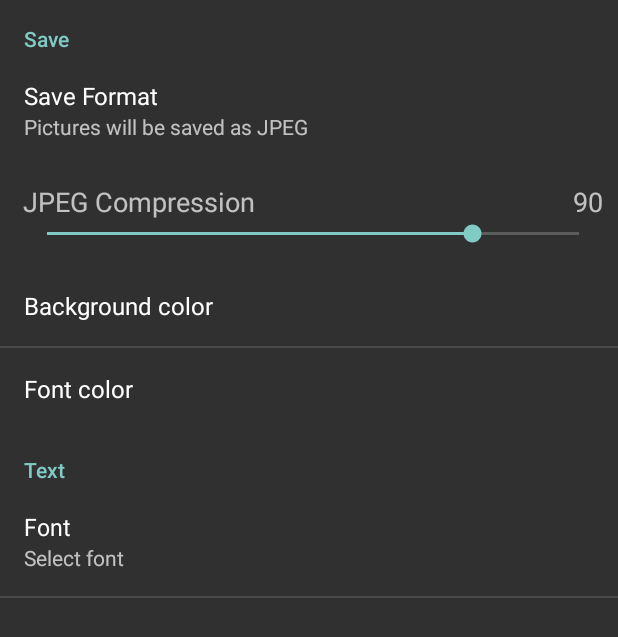
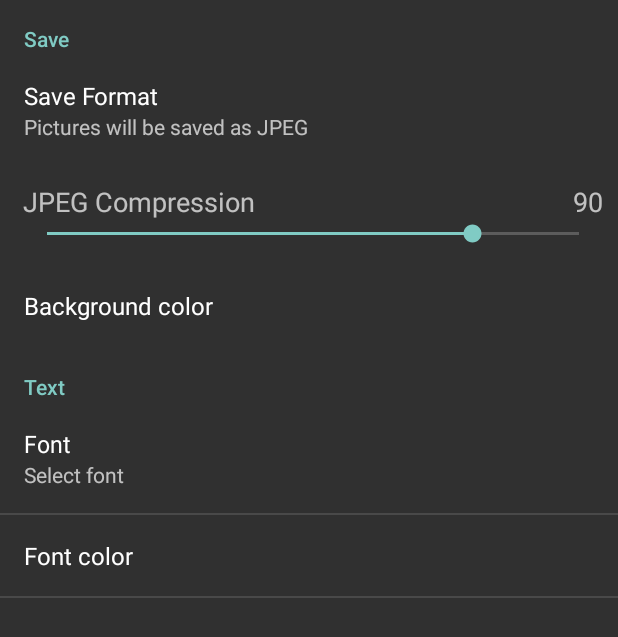
Before and after one commit to prrt714/UFrame, an Android app: the Prefs screen opened directly, with no data from a screen before it, on a phone screen of 412 x 824 dp. Shown: the top 637 px of the screen. Run offline under Robolectric (Android 15) with nearby library versions, the phone set to English and light mode, and no system bars.

Commit message:
[x] font color preference moved to to the text category [+] straighten option

```diff
--- a/app/src/main/AndroidManifest.xml
+++ b/app/src/main/AndroidManifest.xml
@@ -1,7 +1,7 @@
 <manifest xmlns:android="http://schemas.android.com/apk/res/android"
     package="vnd.blueararat.UFrame"
-    android:versionCode="22"
-    android:versionName="1.2.4">
+    android:versionCode="23"
+    android:versionName="1.2.5">
 
     <uses-permission android:name="android.permission.WRITE_EXTERNAL_STORAGE" />
 
--- a/app/src/main/java/vnd/blueararat/UFrame/MainActivity.java
+++ b/app/src/main/java/vnd/blueararat/UFrame/MainActivity.java
@@ -1361,6 +1361,10 @@ public class MainActivity extends AppCompatActivity implements OnSettingsChanged
                     mv.invalidate();
                 }
                 break;
+            case R.id.straighten:
+                mStartX = mStartY = mSmooth = mDx = 0;
+                mv.invalidate();
+                break;
             case R.id.should_draw_text:
                 item.setChecked(shouldDrawText = !shouldDrawText);
                 mv.invalidate();
--- a/app/src/main/res/menu/menu.xml
+++ b/app/src/main/res/menu/menu.xml
@@ -32,6 +32,9 @@
         android:id="@+id/postmark"
         android:title="@string/postmark"></item>
     <item
+        android:id="@+id/straighten"
+        android:title="@string/straighten"></item>
+    <item
         android:id="@+id/circle"
         android:checkable="true"
         android:title="@string/circle"></item>
--- a/app/src/main/res/values/strings.xml
+++ b/app/src/main/res/values/strings.xml
@@ -69,5 +69,6 @@
     <string name="tool">Tool</string>
     <string name="transparency">"Transparency "</string>
     <string name="width">"Width "</string>
+    <string name="straighten">Straighten</string>
 
 </resources>
--- a/app/src/main/res/xml/preferences.xml
+++ b/app/src/main/res/xml/preferences.xml
@@ -24,12 +24,6 @@
             android:key="background_color"
             android:title="@string/background"
             android:widgetLayout="@layout/color_widget" />
-
-        <vnd.blueararat.UFrame.ColorPref
-            android:dialogLayout="@layout/color_pref_dialog"
-            android:key="font_color"
-            android:title="@string/font_color"
-            android:widgetLayout="@layout/color_widget" />
     </PreferenceCategory>
 <!--
     <PreferenceCategory android:title="@string/tool">
@@ -44,6 +38,11 @@
             android:key="font"
             android:summary="@string/font_select"
             android:title="@string/font" />
+        <vnd.blueararat.UFrame.ColorPref
+            android:dialogLayout="@layout/color_pref_dialog"
+            android:key="font_color"
+            android:title="@string/font_color"
+            android:widgetLayout="@layout/color_widget" />
     </PreferenceCategory>
 
 </PreferenceScreen>
```
Also changed, not shown: 1 other file.
